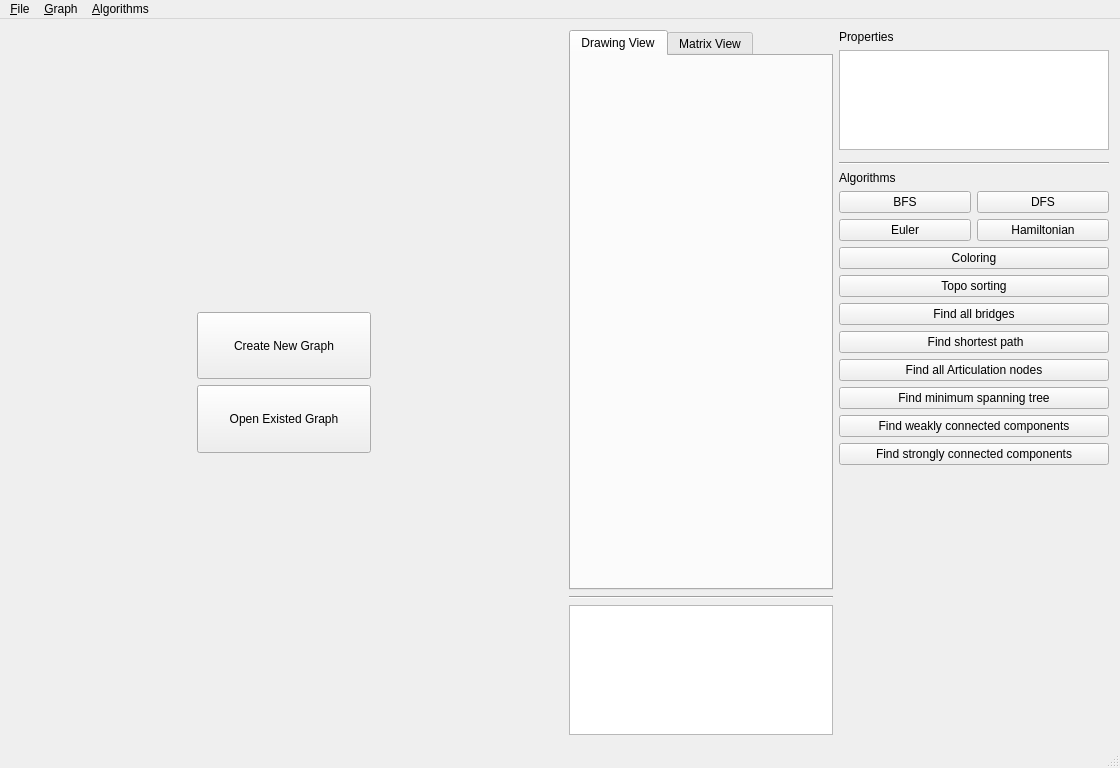
Old version of the form mainwindow.ui in the repository haophancs/simple-graph-tool.
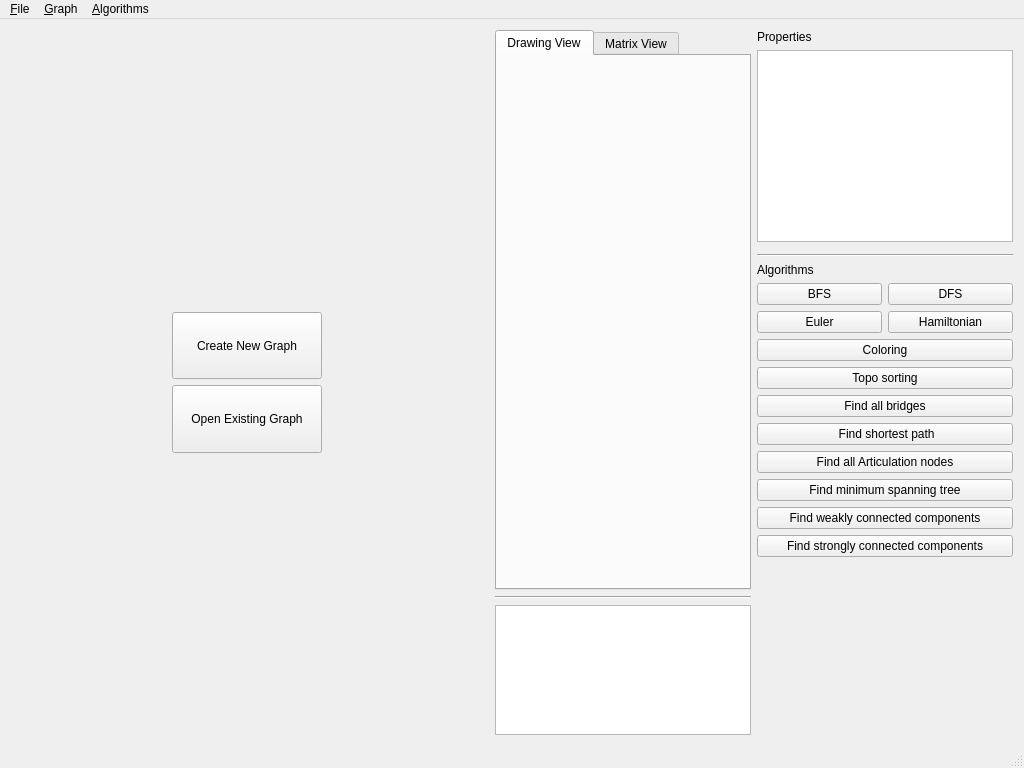
New version of the form.

The edit to the form file:
```diff
--- a/mainwindow.ui
+++ b/mainwindow.ui
@@ -6,14 +6,14 @@
    <rect>
     <x>0</x>
     <y>0</y>
-    <width>1120</width>
+    <width>1024</width>
     <height>768</height>
    </rect>
   </property>
   <property name="minimumSize">
    <size>
-    <width>1024</width>
-    <height>768</height>
+    <width>720</width>
+    <height>540</height>
    </size>
   </property>
   <property name="maximumSize">
@@ -119,7 +119,7 @@
             </sizepolicy>
            </property>
            <property name="text">
-            <string>Open Existed Graph</string>
+            <string>Open Existing Graph</string>
            </property>
           </widget>
          </item>
@@ -325,10 +325,16 @@
               </item>
               <item>
                <widget class="QTableWidget" name="propertiesTable">
+                <property name="sizePolicy">
+                 <sizepolicy hsizetype="Expanding" vsizetype="Preferred">
+                  <horstretch>0</horstretch>
+                  <verstretch>0</verstretch>
+                 </sizepolicy>
+                </property>
                 <property name="maximumSize">
                  <size>
                   <width>16777215</width>
-                  <height>100</height>
+                  <height>16777215</height>
                  </size>
                 </property>
                 <attribute name="horizontalHeaderVisible">
@@ -485,7 +491,7 @@
     <rect>
      <x>0</x>
      <y>0</y>
-     <width>1120</width>
+     <width>1024</width>
      <height>22</height>
     </rect>
    </property>
```
